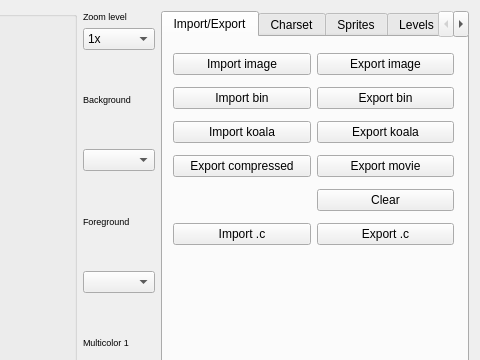
Before: the Qt Designer form source/trsedocuments/formimageeditor.ui in leuat/TRSE, drawn with Qt 5; both pictures show x 653 to 1133 and y 0 to 360 of the 1133 by 600 pixel window.
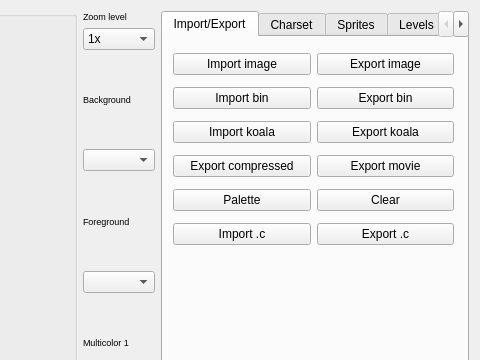
After: the same form once the commit is applied. Custom widgets are drawn as their Qt base class.

Diff of the .ui file:
```diff
--- a/source/trsedocuments/formimageeditor.ui
+++ b/source/trsedocuments/formimageeditor.ui
@@ -182,6 +182,16 @@
             </property>
            </widget>
           </item>
+          <item row="6" column="0">
+           <widget class="QPushButton" name="btnPalette">
+            <property name="toolTip">
+             <string>Clear this image</string>
+            </property>
+            <property name="text">
+             <string>Palette</string>
+            </property>
+           </widget>
+          </item>
          </layout>
          <zorder>btnImport</zorder>
          <zorder>btnImportBin</zorder>
```
Left out of the diff: 1 changed line with no effect on the pictures.
